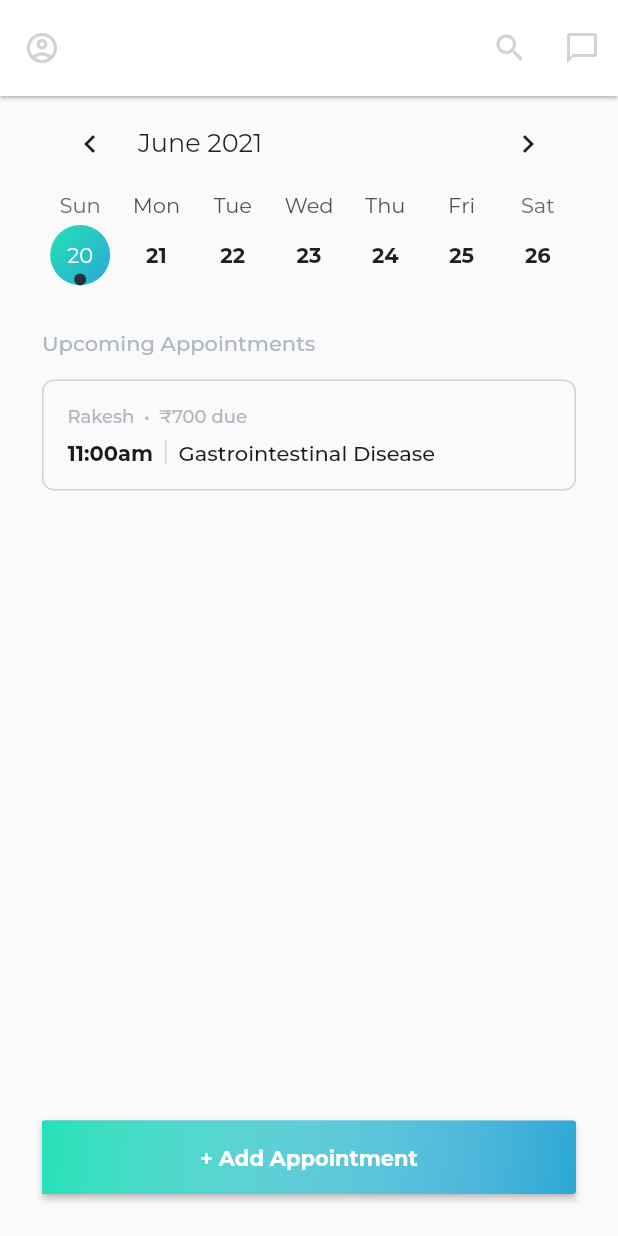
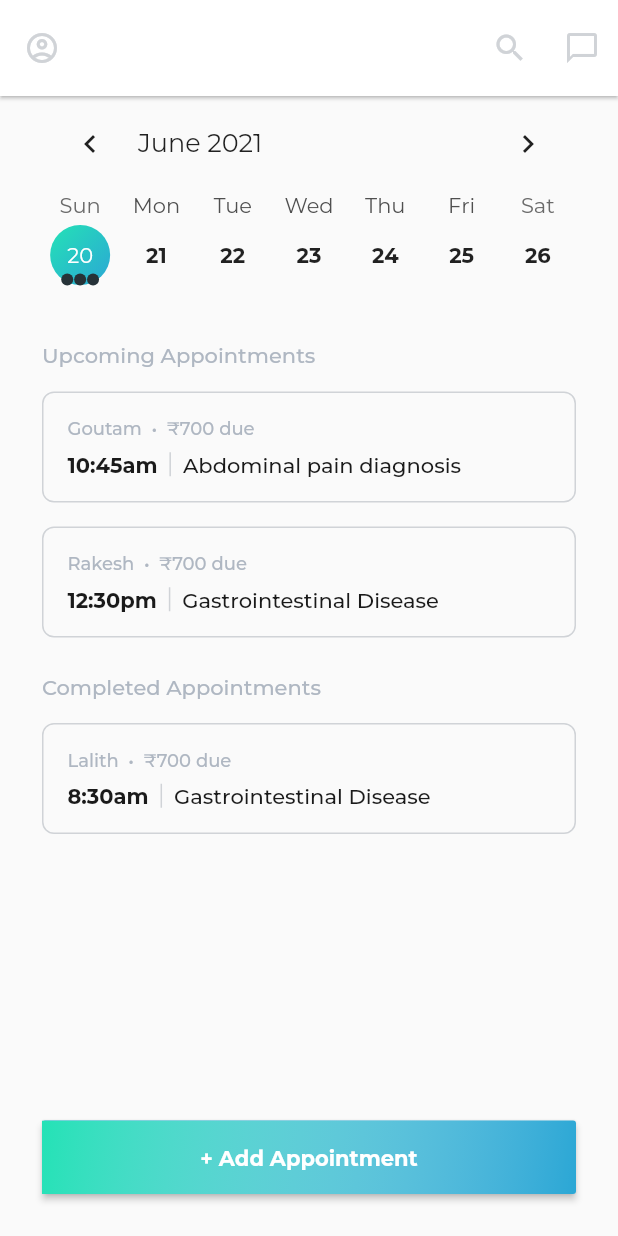
Before and after one commit to RakeshSeervi/refactored-carnival, a Flutter app: the screen it shows after launch, on a phone screen of 412 x 824 dp. Run offline on Flutter 3.47's test engine with Material 2 defaults, Android fonts, the phone set to English and light mode, and no system bars; drawn by our look-alikes of table_calendar; our stand-ins replace bloc, equatable, flutter_bloc, google_fonts.

Commit message:
refactor I

```diff
--- a/lib/khushi/appointments/appointments.dart
+++ b/lib/khushi/appointments/appointments.dart
@@ -9,25 +9,27 @@ final LinkedHashMap<DateTime, List<Appointment>> appointments =
       ..addAll({
         DateTime.now(): [
           Appointment(
-              dateTime: DateTime.now(),
+              dateTime: DateTime.now().add(
+                Duration(hours: 2),
+              ),
               patient: Patient(
                 name: "Rakesh",
               ),
               title: 'Gastrointestinal Disease',
               about: 'lorem ipsum'),
-        ],
-        DateTime.utc(2021, 6, 6): [
           Appointment(
-              dateTime: DateTime.utc(2021, 6, 6),
+              dateTime: DateTime.now().add(
+                Duration(minutes: 15),
+              ),
               patient: Patient(
                 name: "Goutam",
               ),
               title: 'Abdominal pain diagnosis',
               about: 'lorem ipsum'),
-        ],
-        DateTime.utc(2021, 5, 5): [
           Appointment(
-              dateTime: DateTime.utc(2021, 5, 5),
+              dateTime: DateTime.now().subtract(
+                Duration(hours: 2),
+              ),
               patient: Patient(
                 name: "Lalith",
               ),
--- a/lib/khushi/appointments/view/appointments_view.dart
+++ b/lib/khushi/appointments/view/appointments_view.dart
@@ -69,6 +69,9 @@ class _AppointmentsViewState extends State<AppointmentsView> {
               upcoming.add(apt);
             else
               completed.add(apt);
+          upcoming.sort((a, b) => a.dateTime.compareTo(b.dateTime));
+          completed.sort((a, b) => a.dateTime.compareTo(b.dateTime));
+
           return Padding(
             padding:
                 const EdgeInsets.only(left: 28.0, right: 28.0, bottom: 28.0),
@@ -130,12 +133,14 @@ class _AppointmentsViewState extends State<AppointmentsView> {
                   }),
                 ),
                 Expanded(
+                  child: Padding(
+                    padding: const EdgeInsets.symmetric(vertical: 16.0),
                     child: ListView(
                       children: [
                         if (upcoming.length > 0) ...[
                           Padding(
                             padding:
-                              const EdgeInsets.only(top: 24.0, bottom: 8.0),
+                                const EdgeInsets.only(top: 16.0, bottom: 8.0),
                             child: Text(
                               'Upcoming Appointments',
                               style: TextStyle(
@@ -150,7 +155,7 @@ class _AppointmentsViewState extends State<AppointmentsView> {
                         if (completed.length > 0) ...[
                           Padding(
                             padding:
-                              const EdgeInsets.only(top: 24.0, bottom: 8.0),
+                                const EdgeInsets.only(top: 16.0, bottom: 8.0),
                             child: Text(
                               'Completed Appointments',
                               style: TextStyle(
@@ -163,6 +168,7 @@ class _AppointmentsViewState extends State<AppointmentsView> {
                             AppointmentContainer(appointment: appointment),
                         ],
                       ],
+                    ),
                   ),
                 ),
                 GradientButton(
@@ -215,7 +221,9 @@ class AppointmentContainer extends StatelessWidget {
             Row(
               children: [
                 Text(
-                  '11:00am',
+                  DateFormat("h:mma")
+                      .format(appointment.dateTime)
+                      .toLowerCase(),
                   style: TextStyle(
                     color: Color(0xFF1A1A1A),
                     fontWeight: FontWeight.bold,
@@ -232,7 +240,7 @@ class AppointmentContainer extends StatelessWidget {
                   ),
                 ),
                 Text(
-                  'Gastrointestinal Disease',
+                  appointment.title,
                   style: TextStyle(
                     color: Color(0xFF1A1A1A),
                     fontWeight: FontWeight.w500,
```
Also changed, not shown: lib/khushi/appointments/view/add_appointment.dart (+5 -5 lines), 6 other files. Lines whose indentation alone changed are shown as unchanged.
